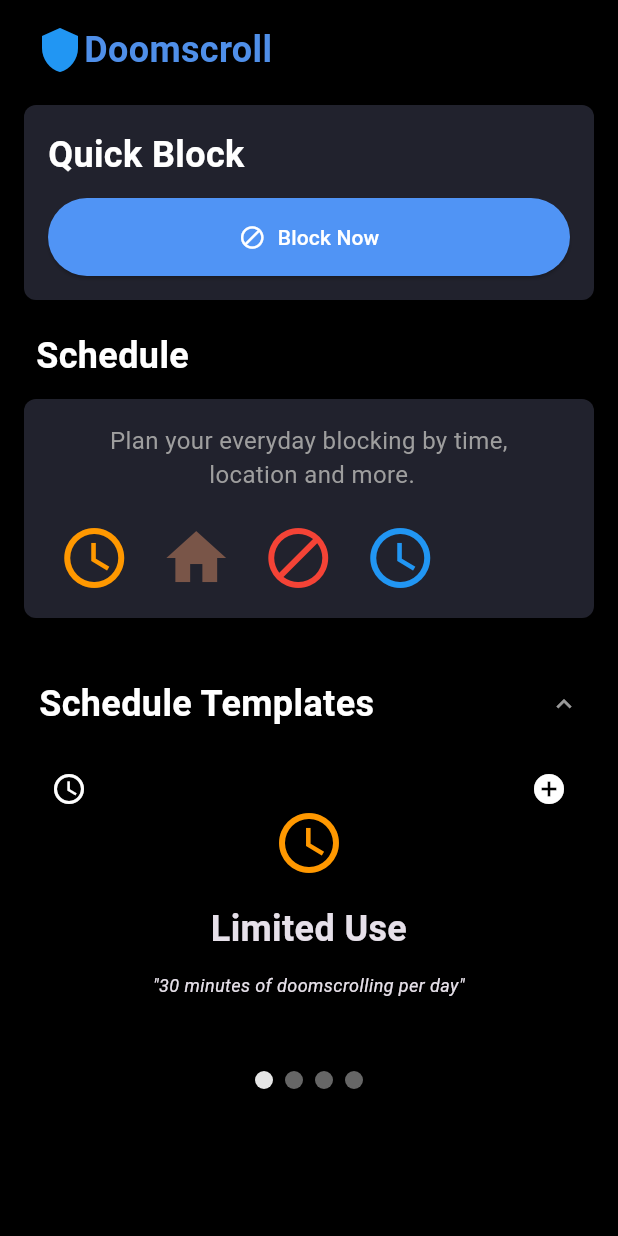
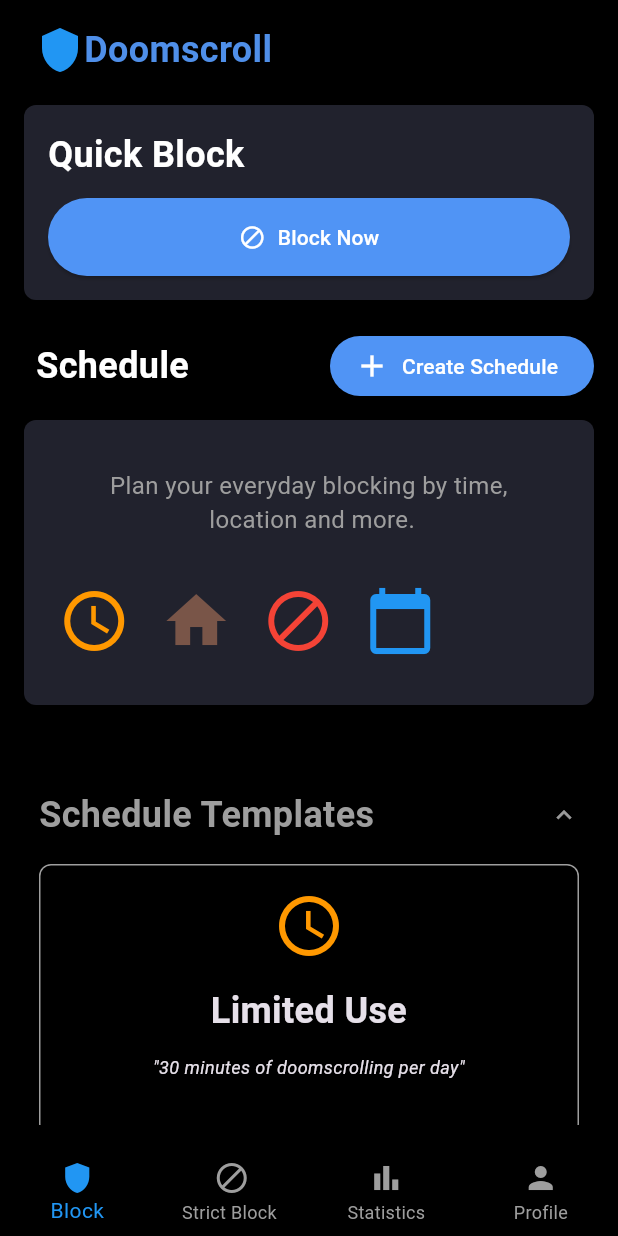
Before and after one commit to spiritoftime/check-app-plugin, a Flutter app: the screen it shows after launch, on a phone screen of 412 x 824 dp. Run offline on Flutter 3.47's test engine with Material 3 defaults, Android fonts, the phone set to English and light mode, and no system bars; drawn by our look-alikes of accordion, carousel_slider; our stand-ins replace gap, go_router, plugin_platform_interface; missing offline and left inert: flutter_background_service, flutter_background_service_android, overlay_pop_up.

Commit message:
add inkwell and create route to create-block

```diff
--- /dev/null
+++ b/example/lib/presentation/create_block/create_block_page.dart
@@ -0,0 +1,10 @@
+import 'package:flutter/material.dart';
+
+class CreateBlockPage extends StatelessWidget {
+  const CreateBlockPage({super.key});
+
+  @override
+  Widget build(BuildContext context) {
+    return const Placeholder();
+  }
+}
--- a/example/lib/presentation/home/accordion.dart
+++ b/example/lib/presentation/home/accordion.dart
@@ -9,7 +9,7 @@ class AccordionPage extends StatelessWidget //__
   const AccordionPage({super.key, required this.header, required this.content});
 
   static const headerStyle = TextStyle(
-      color: Colors.white, fontWeight: FontWeight.bold, fontSize: 24.0);
+      color: Colors.grey, fontWeight: FontWeight.bold, fontSize: 24.0);
   static const contentStyleHeader = TextStyle(
       color: Color(0xff999999), fontSize: 14, fontWeight: FontWeight.w700);
   static const contentStyle = TextStyle(
@@ -27,7 +27,7 @@ class AccordionPage extends StatelessWidget //__
         contentBorderRadius: 0,
         contentBackgroundColor: Colors.black,
         contentBorderColor: Colors.black,
-        headerPadding: const EdgeInsets.symmetric(horizontal: 0),
+        headerPadding: const EdgeInsets.symmetric(horizontal: 0,vertical: 16),
         contentBorderWidth: 0,
         contentHorizontalPadding: 0,
         scaleWhenAnimating: true,
@@ -45,7 +45,7 @@ class AccordionPage extends StatelessWidget //__
             // leftIcon: const Icon(Icons.input, color: Colors.white),
             header: Text(header, style: headerStyle),
             // contentHorizontalPadding: 40,
-            contentVerticalPadding: 20,
+            contentVerticalPadding: 0,
             content: content,
           ),
         ],
--- a/example/lib/presentation/home/carousel_icons.dart
+++ b/example/lib/presentation/home/carousel_icons.dart
@@ -31,7 +31,7 @@ final List<Template> templateList = [
       content: 'Strict blocking',
       quote: '"Anti-doomscroll all the way!"'),
   const Template(
-      icon: Icon(Icons.schedule, size: 48,color:Colors.blue),
+      icon: Icon(Icons.calendar_today, size: 48,color:Colors.blue),
       content: 'Scheduled blocking',
       quote: '"Block at specific times of the day!"'),
 ];
--- /dev/null
+++ b/example/lib/presentation/home/home_page.dart
@@ -0,0 +1,61 @@
+import 'package:checkapp_plugin_example/presentation/home/home_screen.dart';
+import 'package:checkapp_plugin_example/presentation/profile/profile.dart';
+import 'package:checkapp_plugin_example/presentation/statistics/statistics.dart';
+import 'package:checkapp_plugin_example/presentation/strict/strict_block_page.dart';
+import 'package:flutter/material.dart';
+import 'package:go_router/go_router.dart';
+
+class HomePage extends StatefulWidget {
+  const HomePage({super.key});
+
+  @override
+  State<HomePage> createState() => _HomePageState();
+}
+
+class _HomePageState extends State<HomePage> {
+  int _selectedIndex = 0;
+final List<Widget> _children = [
+     HomeScreen(),
+    const StrictBlockScreen(),
+    const StatisticsScreen(),
+    const ProfileScreen(),
+  ];
+  void _onItemTapped(int index) {
+    setState(() {
+      _selectedIndex = index;
+    });
+  }
+
+  @override
+  Widget build(BuildContext context) {
+    return Scaffold(
+        body: _children[_selectedIndex],
+      bottomNavigationBar: BottomNavigationBar(
+        type: BottomNavigationBarType.fixed,
+        items: const [
+          BottomNavigationBarItem(
+            icon:  Icon(Icons.shield_sharp),
+            label: 'Block',
+          ),
+          BottomNavigationBarItem(
+            icon: Icon(Icons.block),
+            label: 'Strict Block ',
+          ),
+          BottomNavigationBarItem(
+            icon:  Icon(Icons.bar_chart),
+            label: 'Statistics',
+          ),
+          BottomNavigationBarItem(
+            icon:  Icon(Icons.person),
+            label: 'Profile',
+          ),
+        ],
+        currentIndex: _selectedIndex,
+        showUnselectedLabels: true,
+        unselectedItemColor: Colors.grey,
+        selectedItemColor: Colors.blue,
+        onTap: _onItemTapped,
+      ),
+    );
+  }
+}
--- a/example/lib/presentation/home/home_screen.dart
+++ b/example/lib/presentation/home/home_screen.dart
@@ -2,17 +2,19 @@ import 'dart:ui';
 
 import 'package:carousel_slider/carousel_slider.dart';
 import 'package:checkapp_plugin_example/presentation/home/accordion.dart';
+import 'package:checkapp_plugin_example/presentation/home/home_page.dart';
 import 'package:checkapp_plugin_example/presentation/home/carousel_icons.dart';
-import 'package:checkapp_plugin_example/presentation/home/carousel_slider.dart';
+import 'package:checkapp_plugin_example/presentation/home/schedule_template_carousel.dart';
 import 'package:checkapp_plugin_example/presentation/home/endless_scrolling_widget.dart';
 import 'package:flutter/material.dart';
+import 'package:flutter/widgets.dart';
 import 'package:go_router/go_router.dart';
 import 'package:gap/gap.dart';
 
 /// The home screen
 class HomeScreen extends StatelessWidget {
   /// Constructs a [HomeScreen]
-  HomeScreen({super.key});
+  const HomeScreen({super.key});
 
   @override
   Widget build(BuildContext context) {
@@ -99,14 +101,34 @@ class HomeScreen extends StatelessWidget {
                         ),
                       ),
                       const Gap(20),
-                      const Padding(
-                        padding: EdgeInsets.only(left: 8.0),
-                        child: Text(
-                          "Schedule",
-                          style: TextStyle(
-                              color: Colors.white,
-                              fontWeight: FontWeight.bold,
-                              fontSize: 24.0),
+                      Padding(
+                        padding: const EdgeInsets.only(left: 8.0),
+                        child: Row(
+                          children: [
+                            const Text(
+                              "Schedule",
+                              style: TextStyle(
+                                  color: Colors.white,
+                                  fontWeight: FontWeight.bold,
+                                  fontSize: 24.0),
+                            ),
+                            const Spacer(),
+                            ElevatedButton.icon(
+                              style: ElevatedButton.styleFrom(
+                                backgroundColor: const Color(0xff5094F5),
+
+                              ),
+                              onPressed: () {
+                                context.go('/create-block');
+                              },
+                              icon: const Icon(Icons.add,
+                                  color: Colors.white, size: 24),
+                              label: const Text(
+                                'Create Schedule',
+                                style: TextStyle(color: Colors.white),
+                              ),
+                            ),
+                          ],
                         ),
                       ),
                       const Gap(12),
@@ -117,8 +139,9 @@ class HomeScreen extends StatelessWidget {
                             Radius.circular(8),
                           ),
                         ),
-                        child:  Padding(
-                          padding: const EdgeInsets.all(16.0),
+                        child: Padding(
+                          padding: const EdgeInsets.symmetric(
+                              horizontal: 16.0, vertical: 32.0),
                           child: Column(
                             children: [
                               const Text(
@@ -127,7 +150,7 @@ class HomeScreen extends StatelessWidget {
                                     color: Colors.grey, fontSize: 16.0),
                                 textAlign: TextAlign.center,
                               ),
-                              const Gap(20),
+                              const Gap(32),
                               EndlessScrollingWidget(
                                   gap: 20,
                                   widgetWidth: 48,
@@ -139,8 +162,8 @@ class HomeScreen extends StatelessWidget {
                         ),
                       ),
                       const Gap(20),
-                      AccordionPage(
-                        content: CarouselWithIndicatorDemo(),
+                      const AccordionPage(
+                        content: ScheduleTemplateCarousel(),
                         header: "Schedule Templates",
                       ),
                     ],
--- a/example/lib/presentation/home/carousel_slider.dart
+++ b/example/lib/presentation/home/schedule_template_carousel.dart
@@ -2,15 +2,18 @@ import 'package:carousel_slider/carousel_slider.dart';
 import 'package:checkapp_plugin_example/presentation/home/carousel_icons.dart';
 import 'package:flutter/material.dart';
 import 'package:gap/gap.dart';
+import 'package:go_router/go_router.dart';
 
-class CarouselWithIndicatorDemo extends StatefulWidget {
+class ScheduleTemplateCarousel extends StatefulWidget {
+  const ScheduleTemplateCarousel({super.key});
+
   @override
   State<StatefulWidget> createState() {
     return _CarouselWithIndicatorState();
   }
 }
 
-class _CarouselWithIndicatorState extends State<CarouselWithIndicatorDemo> {
+class _CarouselWithIndicatorState extends State<ScheduleTemplateCarousel> {
   int _current = 0;
   final CarouselController _controller = CarouselController();
 
@@ -18,20 +21,35 @@ class _CarouselWithIndicatorState extends State<CarouselWithIndicatorDemo> {
   Widget build(BuildContext context) {
     return Column(
       children: [
-        CarouselSlider(
+        Material(
+          child: InkWell(
+            onTap: () => context.go('/create-block'),
+            child: Ink(
+              color: Colors.black,
+              child: Container(
+                decoration: BoxDecoration(
+                  border: Border.all(color: Colors.grey),
+                  borderRadius: BorderRadius.circular(8),
+                ),
+                child: CarouselSlider(
                   items: templateSliders,
                   carouselController: _controller,
                   options: CarouselOptions(
                       autoPlay: true,
                       viewportFraction: 1.0,
                       // enlargeCenterPage: true,
-              aspectRatio: 1.8,
+                      aspectRatio: 2,
                       onPageChanged: (index, reason) {
                         setState(() {
                           _current = index;
                         });
                       }),
                 ),
+              ),
+            ),
+          ),
+        ),
+        const Gap(16),
         Row(
           mainAxisAlignment: MainAxisAlignment.center,
           children: templateList.asMap().entries.map((entry) {
@@ -62,13 +80,10 @@ final List<Widget> templateSliders = templateList.map((item) {
   String content = item.content;
   String quote = item.quote;
   return Padding(
-    padding: const EdgeInsets.all(8.0),
+    padding: const EdgeInsets.symmetric(horizontal: 8.0, vertical: 16),
     child: Column(
       crossAxisAlignment: CrossAxisAlignment.center,
       children: [
-        const Row(
-          children: [Icon(Icons.schedule), Spacer(), Icon(Icons.add_circle)],
-        ),
         Column(
           crossAxisAlignment: CrossAxisAlignment.center,
           children: [
--- /dev/null
+++ b/example/lib/presentation/profile/profile.dart
@@ -0,0 +1,10 @@
+import 'package:flutter/material.dart';
+
+class ProfileScreen extends StatelessWidget {
+  const ProfileScreen({super.key});
+
+  @override
+  Widget build(BuildContext context) {
+    return const Placeholder();
+  }
+}
--- /dev/null
+++ b/example/lib/presentation/statistics/statistics.dart
@@ -0,0 +1,10 @@
+import 'package:flutter/material.dart';
+
+class StatisticsScreen extends StatelessWidget {
+  const StatisticsScreen({super.key});
+
+  @override
+  Widget build(BuildContext context) {
+    return const Placeholder();
+  }
+}
--- /dev/null
+++ b/example/lib/presentation/strict/strict_block_page.dart
@@ -0,0 +1,10 @@
+import 'package:flutter/material.dart';
+
+class StrictBlockScreen extends StatelessWidget {
+  const StrictBlockScreen({super.key});
+
+  @override
+  Widget build(BuildContext context) {
+    return const Placeholder();
+  }
+}
--- a/example/lib/router/router.dart
+++ b/example/lib/router/router.dart
@@ -1,5 +1,6 @@
 import 'package:checkapp_plugin_example/presentation/basic/basic_screen.dart';
 import 'package:checkapp_plugin_example/presentation/details/details_screen.dart';
+import 'package:checkapp_plugin_example/presentation/home/home_page.dart';
 import 'package:checkapp_plugin_example/presentation/home/home_screen.dart';
 import 'package:flutter/material.dart';
 import 'package:go_router/go_router.dart';
@@ -10,7 +11,7 @@ final GoRouter _router = GoRouter(
     GoRoute(
       path: '/',
       builder: (BuildContext context, GoRouterState state) {
-        return  HomeScreen();
+        return const HomePage();
       },
       routes: <RouteBase>[
         GoRoute(
@@ -21,6 +22,11 @@ final GoRouter _router = GoRouter(
         ),
         GoRoute(
             path: 'basic',
+            builder: (BuildContext context, GoRouterState state) {
+              return BasicScreen();
+            }),
+        GoRoute(
+            path: 'create-block',
             builder: (BuildContext context, GoRouterState state) {
               return BasicScreen();
             }),
@@ -41,6 +47,9 @@ class MyApp extends StatelessWidget {
         theme: ThemeData(
           brightness: Brightness.dark,
           scaffoldBackgroundColor: Colors.black,
+          bottomNavigationBarTheme: const BottomNavigationBarThemeData(
+            backgroundColor: Colors.transparent,
+          ),
         ));
   }
 }
```
Lines whose indentation alone changed are shown as unchanged.
